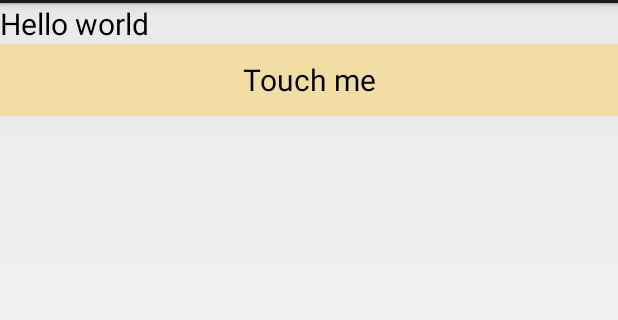
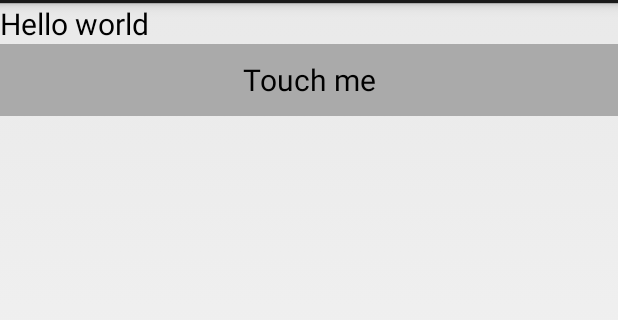
Before and after one commit to jeonghwan-kim/android-study, an Android app: the screen it shows after launch (MyActivity), on a phone screen of 412 x 824 dp, the part 69-389 px from its top. Run offline under Robolectric (Android 15) with nearby library versions, the phone set to English and light mode, and no system bars.

Commit message:
Button Selector

```diff
--- /dev/null
+++ b/mobile/src/main/res/drawable-hdpi/btn_selector.xml
@@ -0,0 +1,23 @@
+<?xml version="1.0" encoding="utf-8"?>
+
+<selector xmlns:android="http://schemas.android.com/apk/res/android">
+
+    <item
+        android:drawable="@android:color/holo_blue_dark"
+        android:state_focused="true"
+        android:state_pressed="false"  />
+
+    <item
+        android:drawable="@android:color/holo_blue_bright"
+        android:state_focused="true"
+        android:state_pressed="true" />
+
+    <item
+        android:drawable="@android:color/holo_green_dark"
+        android:state_focused="false"
+        android:state_pressed="true" />
+
+    <item
+        android:drawable="@android:color/darker_gray" />
+
+</selector>
--- a/mobile/src/main/res/layout/activity_my.xml
+++ b/mobile/src/main/res/layout/activity_my.xml
@@ -16,7 +16,7 @@
         android:layout_width="match_parent"
         android:layout_height="wrap_content"
         android:gravity="center"
-        android:background="#55ffc419"
+        android:background="@drawable/btn_selector"
         android:id="@+id/btnClickMe" />
 
 </LinearLayout>
```
